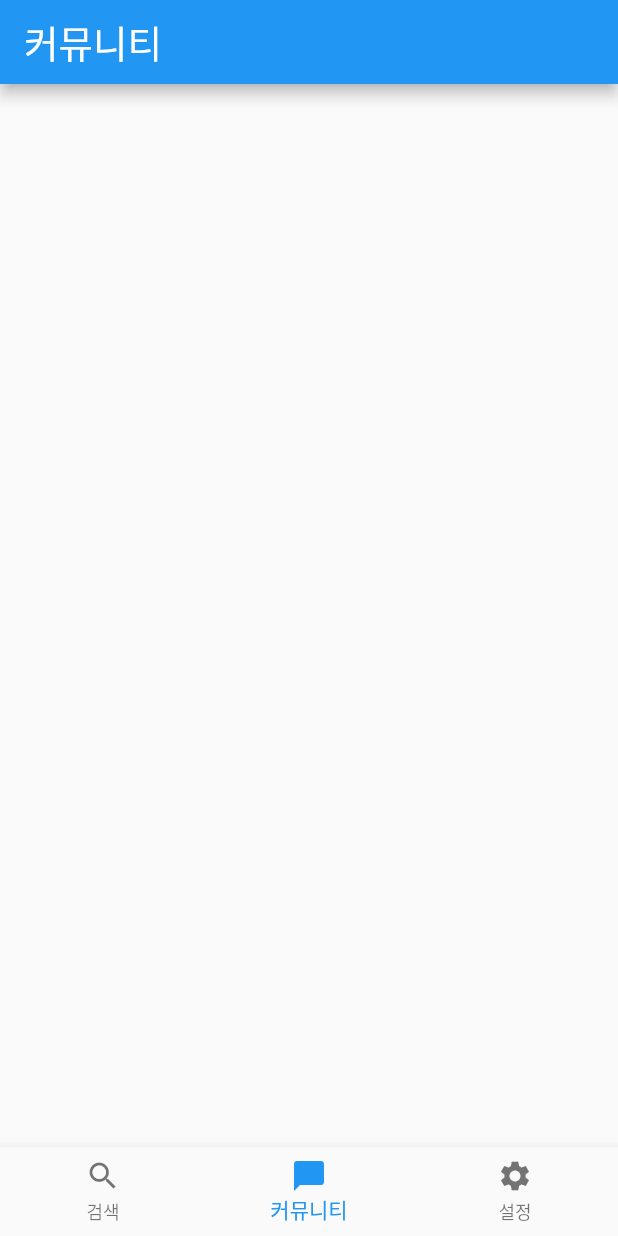
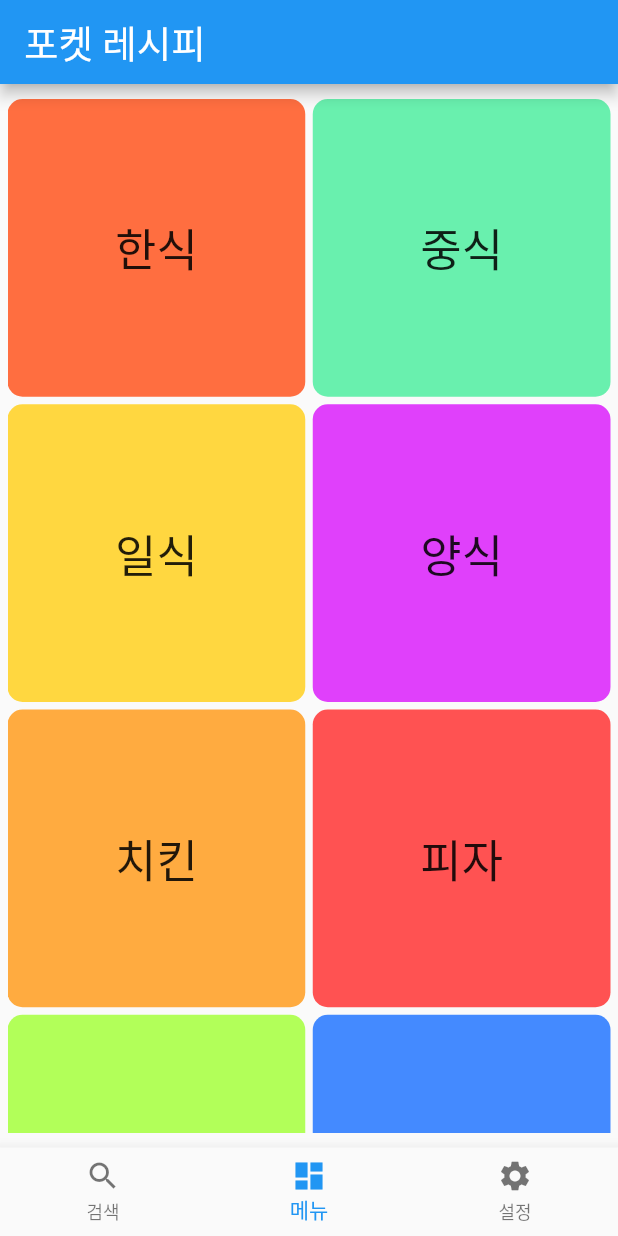
Before and after one commit to Raonshi/pocketrecipe_client, a Flutter app: the screen it shows after launch, swiped to page 2, on a phone screen of 412 x 824 dp. Run offline on Flutter 3.47's test engine with Material 2 defaults, Android fonts, the phone set to English and light mode, and no system bars; our stand-ins replace get, image_picker, logger, sprintf.

Commit message:
menu grid ui

```diff
--- a/lib/controllers/home_ctrl.dart
+++ b/lib/controllers/home_ctrl.dart
@@ -5,7 +5,7 @@ class HomeCtrl extends GetxController {
   final _pageController = PageController().obs;
   get pageController => _pageController.value;
 
-  final _bottomIndex = 0.obs;
+  final _bottomIndex = 1.obs;
   set bottomIndex(val) => _bottomIndex.value = val;
   get bottomIndex => _bottomIndex.value;
 
--- a/lib/controllers/community_ctrl.dart
+++ b/lib/controllers/menu_ctrl.dart
@@ -1,6 +1,6 @@
 import 'package:get/get.dart';
 
-class CommunityCtrl extends GetxController {
+class MenuCtrl extends GetxController {
   final myRecipeList = [].obs;
   getMyRecipe() {}
 }
--- a/lib/etc/translate.dart
+++ b/lib/etc/translate.dart
@@ -11,9 +11,17 @@ class Language extends Translations {
         },
         'ko_KR': {
           'pocket_recipe': '포켓 레시피',
-          'recipe_search': '레시피 검색',
-          'community': '커뮤니티',
+          'recipe_search': '검색',
+          'menu': '메뉴',
           'setting': '설정',
+          'korean_food': '한식',
+          'japanese_food': '일식',
+          'chinese_food': '중식',
+          'western_food': '양식',
+          'pizza': '피자',
+          'chicken': '치킨',
+          'snack': '분식',
+          'dessert': '간식',
         },
       };
 }
--- a/lib/ui/pages/home_page.dart
+++ b/lib/ui/pages/home_page.dart
@@ -1,7 +1,7 @@
 import 'package:flutter/material.dart';
 import 'package:get/get.dart';
 import 'package:pocketrecipe_client/controllers/home_ctrl.dart';
-import 'package:pocketrecipe_client/ui/pages/community/community_page.dart';
+import 'package:pocketrecipe_client/ui/pages/menu/menu_page.dart';
 import 'package:pocketrecipe_client/ui/pages/recipe/recipe_search_page.dart';
 import 'package:pocketrecipe_client/ui/pages/setting/setting_page.dart';
 
@@ -13,11 +13,9 @@ class HomePage extends StatelessWidget {
   Widget build(BuildContext context) {
     return Scaffold(
       appBar: AppBar(
-        title: Obx(
-          () => Text(
-            "${controller.appBarTitle[controller.bottomIndex]}".tr,
-            style: TextStyle(fontSize: 25),
-          ),
+        title: Text(
+          "pocket_recipe".tr,
+          style: TextStyle(fontSize: 25),
         ),
       ),
       body: PageView(
@@ -26,7 +24,7 @@ class HomePage extends StatelessWidget {
         onPageChanged: (value) => controller.bottomIndex = value,
         children: <Widget>[
           RecipeSearchPage(),
-          CommunityPage(),
+          MenuPage(),
           SettingPage(),
         ],
       ),
@@ -38,10 +36,12 @@ class HomePage extends StatelessWidget {
           },
           currentIndex: controller.bottomIndex,
           items: [
-            BottomNavigationBarItem(icon: Icon(Icons.search), label: "검색"),
             BottomNavigationBarItem(
-                icon: Icon(Icons.chat_bubble), label: "커뮤니티"),
-            BottomNavigationBarItem(icon: Icon(Icons.settings), label: "설정"),
+                icon: Icon(Icons.search), label: "recipe_search".tr),
+            BottomNavigationBarItem(
+                icon: Icon(Icons.dashboard), label: "menu".tr),
+            BottomNavigationBarItem(
+                icon: Icon(Icons.settings), label: "setting".tr),
           ],
         ),
       ),
--- a/lib/ui/pages/community/community_page.dart
+++ b/lib/ui/pages/menu/menu_page.dart
@@ -1,17 +1,85 @@
 import 'package:flutter/material.dart';
 import 'package:get/get.dart';
-import 'package:pocketrecipe_client/controllers/community_ctrl.dart';
+import 'package:pocketrecipe_client/controllers/menu_ctrl.dart';
 
-class CommunityPage extends StatelessWidget {
-  CommunityPage({Key? key}) : super(key: key);
-  final controller = Get.put(CommunityCtrl());
+class MenuPage extends StatelessWidget {
+  MenuPage({Key? key}) : super(key: key);
+  final controller = Get.put(MenuCtrl());
 
   @override
   Widget build(BuildContext context) {
     // controller.recipeList.clear();
     // controller.getRecipeByDatabase(keyword: "SHOW_MY_RECIPE");
 
-    return Column();
+    return SafeArea(
+      child: Padding(
+        padding: const EdgeInsets.symmetric(horizontal: 5.0, vertical: 10.0),
+        child: GridView.count(
+          mainAxisSpacing: 5.0,
+          crossAxisSpacing: 5.0,
+          crossAxisCount: 2,
+          children: <Widget>[
+            MenuItemWidget(
+              menuName: "korean_food".tr,
+              color: Colors.deepOrangeAccent,
+            ),
+            MenuItemWidget(
+              menuName: "chinese_food".tr,
+              color: Colors.greenAccent,
+            ),
+            MenuItemWidget(
+              menuName: "japanese_food".tr,
+              color: Colors.amberAccent,
+            ),
+            MenuItemWidget(
+              menuName: "western_food".tr,
+              color: Colors.purpleAccent,
+            ),
+            MenuItemWidget(
+              menuName: "chicken".tr,
+              color: Colors.orangeAccent,
+            ),
+            MenuItemWidget(
+              menuName: "pizza".tr,
+              color: Colors.redAccent,
+            ),
+            MenuItemWidget(
+              menuName: "dessert".tr,
+              color: Colors.lightGreenAccent,
+            ),
+            MenuItemWidget(
+              menuName: "snack".tr,
+              color: Colors.blueAccent,
+            ),
+          ],
+        ),
+      ),
+    );
+  }
+}
+
+class MenuItemWidget extends StatelessWidget {
+  MenuItemWidget({Key? key, this.menuName, this.color}) : super(key: key);
+  final menuName;
+  final color;
+
+  @override
+  Widget build(BuildContext context) {
+    return GridTile(
+      child: Container(
+        decoration: BoxDecoration(
+          shape: BoxShape.rectangle,
+          borderRadius: BorderRadius.circular(10),
+          color: color,
+        ),
+        child: Center(
+          child: Text(
+            menuName,
+            style: TextStyle(fontSize: 30),
+          ),
+        ),
+      ),
+    );
   }
 }
 
```
Also changed, not shown: lib/ui/pages/menu/recipe_delete.dart (renamed from lib/ui/pages/community/recipe_delete.dart), lib/ui/pages/menu/recipe_post.dart (renamed from lib/ui/pages/community/recipe_post.dart), lib/ui/pages/menu/recipe_update.dart (renamed from lib/ui/pages/community/recipe_update.dart).
